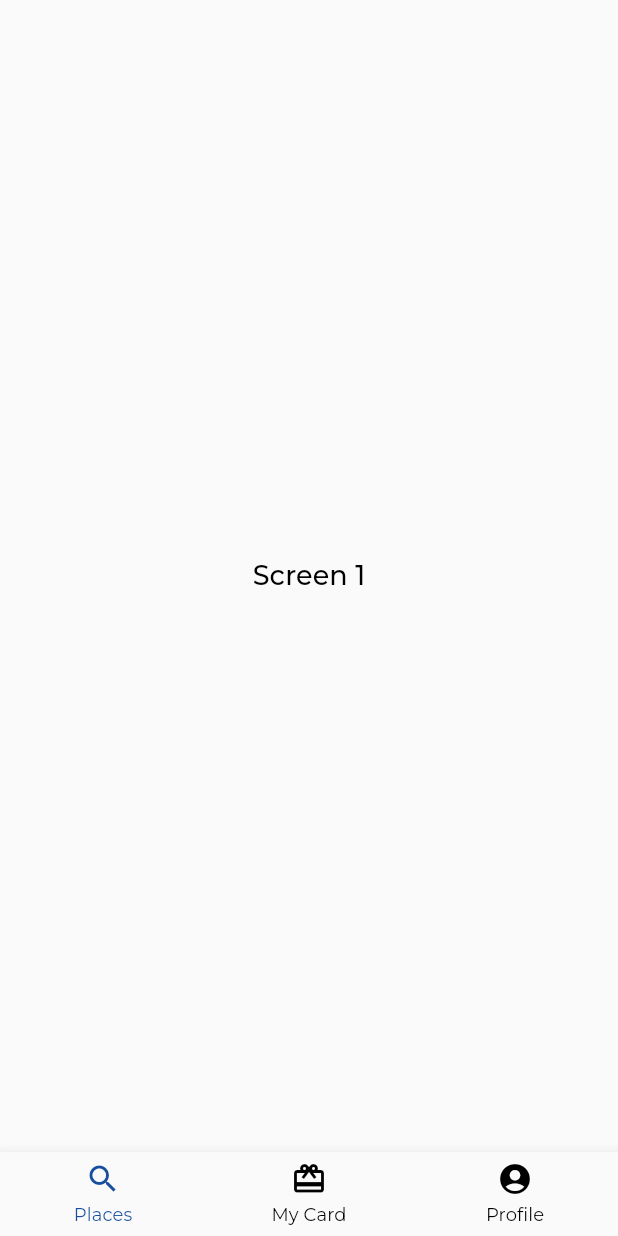
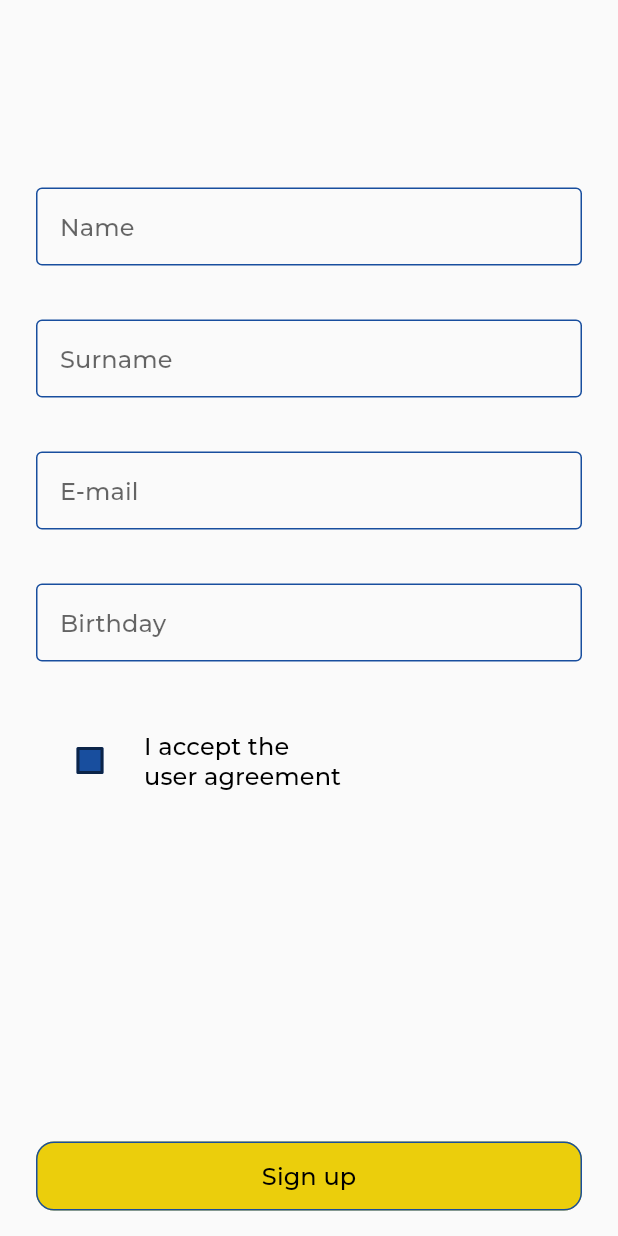
Before and after one commit to boostgrade/wtgt_gamma, a Flutter app: the screen it shows after launch, on a phone screen of 412 x 824 dp. Run offline on Flutter 3.47's test engine with Material 2 defaults, Android fonts, the phone set to English and light mode, and no system bars; our stand-ins replace bloc, dio, equatable, flutter_mobx, mobx, routemaster and 1 more; generated files the repository leaves out were written again.

Commit message:
feat: registration_layout

```diff
--- /dev/null
+++ b/lib/src/features/auth/register/keyboard_listener.dart
@@ -0,0 +1,190 @@
+// Copyright (c) 2019-present,  SurfStudio LLC
+//
+// Licensed under the Apache License, Version 2.0 (the "License");
+// you may not use this file except in compliance with the License.
+// You may obtain a copy of the License at
+//
+//     http://www.apache.org/licenses/LICENSE-2.0
+//
+// Unless required by applicable law or agreed to in writing, software
+// distributed under the License is distributed on an "AS IS" BASIS,
+// WITHOUT WARRANTIES OR CONDITIONS OF ANY KIND, either express or implied.
+// See the License for the specific language governing permissions and
+// limitations under the License.
+
+import 'dart:math';
+import 'dart:ui';
+
+import 'package:flutter/widgets.dart';
+
+/// Callback events onChange
+typedef KeyboardChangeListener = Function(bool isVisible);
+
+/// Keyboard display listener
+class KeyboardListener extends WidgetsBindingObserver {
+  static final _random = Random();
+  final _changeListeners = <String, KeyboardChangeListener>{};
+  final _showListeners = <String, VoidCallback>{};
+  final _hideListeners = <String, VoidCallback>{};
+
+  /// Collection of listeners for changing the state of the keyboard
+  Map<String, KeyboardChangeListener> get changeListeners => _changeListeners;
+
+  /// Collection of listeners for keyboard display
+  Map<String, VoidCallback> get showListeners => _showListeners;
+
+  /// Collection of listeners to hide the keyboard
+  Map<String, VoidCallback> get hideListeners => _hideListeners;
+
+  /// Getter values whether the keyboard is visible
+  bool get isVisibleKeyboard {
+    if (WidgetsBinding.instance == null) {
+      return false;
+    }
+
+    return WidgetsBinding.instance!.window.viewInsets.bottom > 0;
+  }
+
+  bool _isKeyboardOpened = false;
+
+  KeyboardListener() {
+    _init();
+  }
+
+  /// Callback for changing metrics
+  @override
+  void didChangeMetrics() {
+    _listener();
+  }
+
+  void dispose() {
+    WidgetsBinding.instance?.removeObserver(this);
+    _changeListeners.clear();
+    _showListeners.clear();
+    _hideListeners.clear();
+  }
+
+  /// Add keyboard listener
+  /// Returns the id for the listener
+  ///
+  /// [id] - listener identifier,
+  /// assigned automatically in case of absence
+  ///
+  /// [onChange] - callback for changing the state of the keyboard
+  ///
+  /// [onShow] - callback to display the keyboard
+  ///
+  /// [onHide] - callback to hide the keyboard
+  ///
+  String addListener({
+    String? id,
+    KeyboardChangeListener? onChange,
+    VoidCallback? onShow,
+    VoidCallback? onHide,
+  }) {
+    assert(
+      onChange != null || onShow != null || onHide != null,
+      'At least any one callback must be defined',
+    );
+    id ??= _generateId();
+
+    if (onChange != null) _changeListeners[id] = onChange;
+    if (onShow != null) _showListeners[id] = onShow;
+    if (onHide != null) _hideListeners[id] = onHide;
+
+    return id;
+  }
+
+  /// Delete onChange listener
+  void removeChangeListener(KeyboardChangeListener listener) {
+    _removeListener(_changeListeners, listener);
+  }
+
+  /// Delete onShow listener
+  void removeShowListener(VoidCallback listener) {
+    _removeListener(_showListeners, listener);
+  }
+
+  /// Delete onHide listener
+  void removeHideListener(VoidCallback listener) {
+    _removeListener(_hideListeners, listener);
+  }
+
+  /// Delete onChange listener by id
+  void removeAtChangeListener(String id) {
+    _removeAtListener(_changeListeners, id);
+  }
+
+  /// Delete onShow listener by id
+  void removeAtShowListener(String id) {
+    _removeAtListener(_showListeners, id);
+  }
+
+  /// Delete onHide listener by id
+  void removeAtHideListener(String id) {
+    _removeAtListener(_hideListeners, id);
+  }
+
+  /// Delete listener by id
+  void _removeAtListener(Map<String, Function> listeners, String id) {
+    listeners.remove(id);
+  }
+
+  void _removeListener(Map<String, Function> listeners, Function listener) {
+    listeners.removeWhere((key, value) => value == listener);
+  }
+
+  String _generateId() {
+    return _random.nextDouble().toString();
+  }
+
+  void _init() {
+    WidgetsBinding.instance?.addObserver(this);
+  }
+
+  void _listener() {
+    // Standard behavior:
+    // The keyboard appeared - bottom was 0 -> became n
+    // The keyboard appeared - bottom was n -> became 0
+
+    // On some devices, as an exception, it may come:
+    // bottom was m -> n, and should be 0 -> n
+    //
+    // Example:
+    // Keyboard Size == 280.
+    // Instead of 0 => 280 - 480 => 280 may come
+    if (isVisibleKeyboard) {
+      /// The new height is greater than the previous one
+      /// - the keyboard has opened
+      _onShow();
+      _onChange(true);
+    } else {
+      /// The new height is less than the previous one
+      /// - the keyboard is closed
+      if (_isKeyboardOpened) {
+        _onHide();
+      }
+
+      _onChange(false);
+    }
+  }
+
+  void _onChange(bool isOpen) {
+    _isKeyboardOpened = isOpen;
+    for (final listener in _changeListeners.values) {
+      listener(isOpen);
+    }
+  }
+
+  void _onShow() {
+    for (final listener in _showListeners.values) {
+      listener();
+    }
+  }
+
+  void _onHide() {
+    for (final listener in _hideListeners.values) {
+      listener();
+    }
+  }
+}
--- /dev/null
+++ b/lib/src/features/auth/register/register_screen.dart
@@ -0,0 +1,157 @@
+import 'package:flutter/material.dart';
+import 'package:flutter_gen/gen_l10n/app_localizations.dart';
+import './keyboard_listener.dart' as keyboard_listener;
+
+const _emailRegexp =
+    r'''(?:[a-z0-9!#$%&'*+/=?^_`{|}~-]+(?:\.[a-z0-9!#$%&'*+/=?^_`{|}~-]+)*|"(?:[\x01-\x08\x0b\x0c\x0e-\x1f\x21\x23-\x5b\x5d-\x7f]|\\[\x01-\x09\x0b\x0c\x0e-\x7f])*")@(?:(?:[a-z0-9](?:[a-z0-9-]*[a-z0-9])?\.)+[a-z0-9](?:[a-z0-9-]*[a-z0-9])?|\[(?:(?:25[0-5]|2[0-4][0-9]|[01]?[0-9][0-9]?)\.){3}(?:25[0-5]|2[0-4][0-9]|[01]?[0-9][0-9]?|[a-z0-9-]*[a-z0-9]:(?:[\x01-\x08\x0b\x0c\x0e-\x1f\x21-\x5a\x53-\x7f]|\\[\x01-\x09\x0b\x0c\x0e-\x7f])+)\])''';
+
+class RegisterScreen extends StatefulWidget {
+  const RegisterScreen({Key? key}) : super(key: key);
+
+  @override
+  State<RegisterScreen> createState() => _RegisterScreenState();
+}
+
+class _RegisterScreenState extends State<RegisterScreen> {
+  final GlobalKey<FormState> _formKey = GlobalKey<FormState>();
+
+  final _nameController = TextEditingController();
+  final _surnameController = TextEditingController();
+  final _emailController = TextEditingController();
+  final _birthdayController = TextEditingController();
+
+  late bool _checkboxValue;
+
+  late bool _isKeyboardVisible;
+  late keyboard_listener.KeyboardListener _keyboardListener;
+
+  @override
+  void initState() {
+    super.initState();
+    _checkboxValue = false;
+
+    _isKeyboardVisible = false;
+
+    _keyboardListener = keyboard_listener.KeyboardListener()
+      ..addListener(onChange: _keyboardHandle);
+  }
+
+  @override
+  void dispose() {
+    _keyboardListener.dispose();
+    super.dispose();
+  }
+
+  @override
+  Widget build(BuildContext context) {
+    return SafeArea(
+      child: Scaffold(
+        body: SingleChildScrollView(
+          padding: const EdgeInsets.only(left: 24, right: 24, top: 125),
+          child: Form(
+            autovalidateMode: AutovalidateMode.onUserInteraction,
+            child: Column(
+              mainAxisSize: MainAxisSize.min,
+              children: [
+                TextFormField(
+                  controller: _nameController,
+                  validator: _fullNameValidator,
+                  decoration: InputDecoration(
+                    hintText: AppLocalizations.of(context)?.name,
+                  ),
+                ),
+                const SizedBox(height: 36),
+                TextFormField(
+                  controller: _surnameController,
+                  validator: _fullNameValidator,
+                  decoration: InputDecoration(
+                    hintText: AppLocalizations.of(context)?.surname,
+                  ),
+                ),
+                const SizedBox(height: 36),
+                TextFormField(
+                  controller: _emailController,
+                  validator: _emailValidator,
+                  decoration: InputDecoration(
+                    hintText: AppLocalizations.of(context)?.email,
+                  ),
+                ),
+                const SizedBox(height: 36),
+                TextFormField(
+                  controller: _birthdayController,
+                  decoration: InputDecoration(
+                    hintText: AppLocalizations.of(context)?.birthday,
+                  ),
+                ),
+                const SizedBox(height: 38),
+                CheckboxListTile(
+                  controlAffinity: ListTileControlAffinity.leading,
+                  value: _checkboxValue,
+                  onChanged: _onChangedCheckbox,
+                  title: Text(
+                    AppLocalizations.of(context)!.acceptUserAgreement,
+                  ),
+                ),
+              ],
+            ),
+          ),
+        ),
+        floatingActionButtonLocation: FloatingActionButtonLocation.centerFloat,
+        floatingActionButton: _isKeyboardVisible
+            ? null
+            : Padding(
+                padding: const EdgeInsets.symmetric(horizontal: 24),
+                child: TextButton(
+                  onPressed: _registerBtnClicked,
+                  child: Text(AppLocalizations.of(context)!.signUp),
+                ),
+              ),
+      ),
+    );
+  }
+
+  String? _emailValidator(String? value) {
+    final regex = RegExp(_emailRegexp, caseSensitive: false);
+
+    if (value == null || value.isEmpty || !regex.hasMatch(value)) {
+      return AppLocalizations.of(context)?.emailError;
+    }
+
+    return null;
+  }
+
+  String? _fullNameValidator(String? value) {
+    const regexConst = '[а-яё-]';
+
+    final regex = RegExp(regexConst);
+
+    if (value == null || value.isEmpty || !regex.hasMatch(value)) {
+      return AppLocalizations.of(context)?.fullnameError;
+    }
+
+    return null;
+  }
+
+  void _keyboardHandle(bool isVisible) {
+    setState(() {
+      _isKeyboardVisible = isVisible;
+    });
+  }
+
+  void _onChangedCheckbox(bool? value) {
+    if (value != null) {
+      setState(() {
+        _checkboxValue = value;
+      });
+    }
+  }
+
+  void _registerBtnClicked() {
+    if (_formKey.currentState!.validate()) {
+      // ignore: avoid_print
+      print('register');
+    }
+    // ignore: avoid_print
+    print('not register');
+  }
+}
--- a/lib/src/features/main/main_screen_route.dart
+++ b/lib/src/features/main/main_screen_route.dart
@@ -1,20 +1,23 @@
 import 'package:flutter/material.dart';
-import 'package:provider/provider.dart';
+// import 'package:provider/provider.dart';
+import 'package:where_to_go_today/src/features/auth/register/register_screen.dart';
 
 import 'main_screen.dart';
-import 'main_screen_vm.dart';
+// import 'main_screen_vm.dart';
 
 /// Рроут экрана [MainScreen]
 class MainScreenRoute extends MaterialPage<void> {
-  MainScreenRoute()
+  const MainScreenRoute()
       : super(
-          child: Provider<MainScreenVm>(
-            create: MainScreenVm.new,
-            child: Builder(
-              builder: (context) => MainScreen(
-                vm: context.read<MainScreenVm>(),
-              ),
-            ),
-          ),
+          child: const RegisterScreen(),
+          // TODO(Dmitry Dudunov): убрать при появлении авторизации
+          // Provider<MainScreenVm>(
+          //   create: MainScreenVm.new,
+          //   child: Builder(
+          //     builder: (context) => MainScreen(
+          //       vm: context.read<MainScreenVm>(),
+          //     ),
+          //   ),
+          // ),
         );
 }
--- a/lib/src/localization/app_en.arb
+++ b/lib/src/localization/app_en.arb
@@ -5,5 +5,13 @@
   },
   "placesTabName": "Places",
   "cardTabName": "My Card",
-  "profileTabName": "Profile"
+  "profileTabName": "Profile",
+  "name": "Name",
+  "surname": "Surname",
+  "email": "E-mail",
+  "birthday": "Birthday",
+  "acceptUserAgreement": "I accept the\nuser agreement",
+  "signUp": "Sign up",
+  "emailError": "Enter a valid email address",
+  "fullnameError": "Incorrect first or last name entered"
 }
--- a/lib/src/localization/app_ru.arb
+++ b/lib/src/localization/app_ru.arb
@@ -2,5 +2,13 @@
   "appTitle": "Куда пойти сегодня?",
   "placesTabName": "Заведения",
   "cardTabName": "Моя Карта",
-  "profileTabName": "Профиль"
+  "profileTabName": "Профиль",
+  "name": "Имя",
+  "surname": "Фамилия",
+  "email": "E-mail",
+  "birthday": "День рождения",
+  "acceptUserAgreement": "Я принимаю\nпользовательское\nсоглашение",
+  "signUp": "Зарегистрироваться",
+  "emailError": "Введите действительный\nадрес электронной почты",
+  "fullnameError": "Неправильно\nвведено имя или фамилия"
 }
--- a/lib/src/res/theme/app_theme.dart
+++ b/lib/src/res/theme/app_theme.dart
@@ -71,7 +71,7 @@
       backgroundColor: MaterialStateProperty.all(
         ProjectColors.primaryColor,
       ),
-      fixedSize: MaterialStateProperty.all(
+      minimumSize: MaterialStateProperty.all(
         const Size(double.infinity, 46),
       ),
       foregroundColor: MaterialStateProperty.resolveWith(
```
Also changed, not shown: 3 other files.
